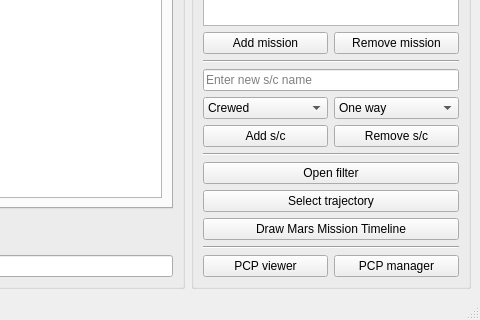
Above: src/sonet_main_window.ui from jorialand/sonet_tfm_horia before the change; both pictures show x 870 to 1350 and y 330 to 650 of the 1350 by 650 pixel window. Below: the same form after it.
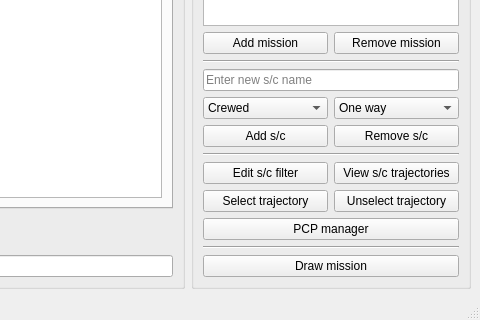
That is the form after the change.

```diff
--- a/src/sonet_main_window.ui
+++ b/src/sonet_main_window.ui
@@ -303,50 +303,52 @@
         </widget>
        </item>
        <item>
+        <layout class="QHBoxLayout" name="sonet_pcp_generator_qhbox_5">
+         <item>
         <widget class="QPushButton" name="sonet_pcp_filter_qpb">
          <property name="toolTip">
           <string>Apply filter</string>
          </property>
          <property name="text">
-          <string>Open filter</string>
+            <string>Edit s/c filter</string>
          </property>
         </widget>
        </item>
-       <item>
-        <widget class="QPushButton" name="sonet_select_trajectory_qpb">
-         <property name="toolTip">
-          <string>Select trajectory</string>
-         </property>
-         <property name="text">
-          <string>Select trajectory</string>
-         </property>
-        </widget>
-       </item>
-       <item>
-        <widget class="QPushButton" name="sonet_draw_qpb">
-         <property name="text">
-          <string>Draw Mars Mission Timeline</string>
-         </property>
-        </widget>
-       </item>
-       <item>
-        <widget class="Line" name="line_7">
-         <property name="orientation">
-          <enum>Qt::Horizontal</enum>
-         </property>
-        </widget>
-       </item>
-       <item>
-        <layout class="QHBoxLayout" name="sonet_pcp_generator_qhbox_4">
          <item>
           <widget class="QPushButton" name="sonet_open_matlab_pcp_viewer">
            <property name="toolTip">
             <string>Create new s/c</string>
            </property>
            <property name="text">
-            <string>PCP viewer</string>
+            <string>View s/c trajectories</string>
            </property>
           </widget>
+         </item>
+        </layout>
+       </item>
+       <item>
+        <layout class="QHBoxLayout" name="sonet_pcp_generator_qhbox_8">
+         <item>
+          <widget class="QPushButton" name="sonet_select_trajectory_qpb">
+           <property name="toolTip">
+            <string>Select trajectory</string>
+           </property>
+           <property name="text">
+            <string>Select trajectory</string>
+           </property>
+          </widget>
+         </item>
+         <item>
+          <widget class="QPushButton" name="sonet_unselect_trajectory_qpb">
+           <property name="toolTip">
+            <string>Select trajectory</string>
+           </property>
+           <property name="text">
+            <string>Unselect trajectory</string>
+           </property>
+          </widget>
+         </item>
+        </layout>
          </item>
          <item>
           <widget class="QPushButton" name="sonet_pcp_generator_qpb">
@@ -358,7 +360,19 @@
            </property>
           </widget>
          </item>
-        </layout>
+       <item>
+        <widget class="Line" name="line_7">
+         <property name="orientation">
+          <enum>Qt::Horizontal</enum>
+         </property>
+        </widget>
+       </item>
+       <item>
+        <widget class="QPushButton" name="sonet_draw_qpb">
+         <property name="text">
+          <string>Draw mission</string>
+         </property>
+        </widget>
        </item>
       </layout>
      </widget>
```
Lines whose indentation alone changed are shown as unchanged.
